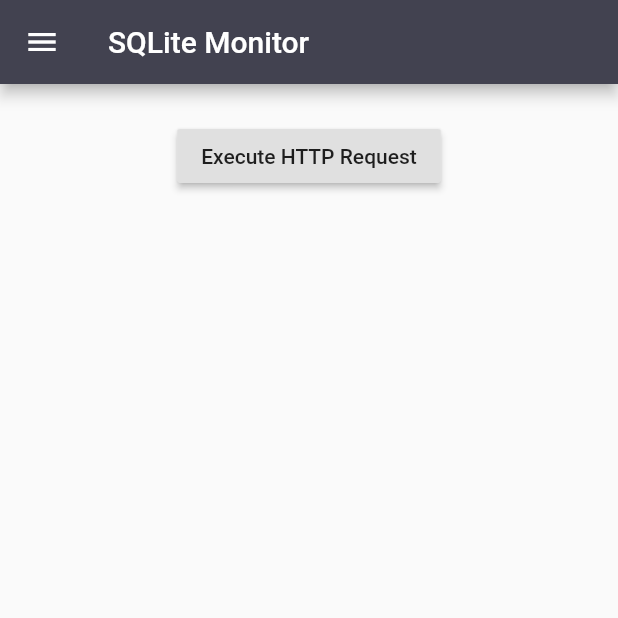
After one commit to appspector/sample-flutter-app, a Flutter app: the HttpMonitorPage screen opened by its route, after a tap on "Execute HTTP Request", on a phone screen of 412 x 824 dp, the top half of it. The commit adds this screen. Run offline on Flutter 3.47's test engine with Material 2 defaults, Android fonts, the phone set to English and light mode, and no system bars; our stand-ins replace sqflite; accounts and stored records are empty; network calls fail.

Commit message:
Add HttpMonitorPage

```diff
--- a/lib/app_drawer.dart
+++ b/lib/app_drawer.dart
@@ -21,6 +21,11 @@ class SampleAppDrawer extends StatelessWidget {
           onTap: () =>
               Navigator.pushReplacementNamed(context, Routes.SQLiteMonitorPage),
         ),
+        ListTile(
+          title: Text("Http Monitor"),
+          onTap: () =>
+              Navigator.pushReplacementNamed(context, Routes.HttpMonitorPage),
+        ),
       ],
     ));
   }
--- /dev/null
+++ b/lib/http_page.dart
@@ -0,0 +1,60 @@
+import 'package:flutter/material.dart';
+import 'app_drawer.dart';
+import 'package:http/http.dart' as http;
+
+class HttpMonitorPage extends StatefulWidget {
+  @override
+  State<StatefulWidget> createState() => HttpMonitorPageState();
+}
+
+class HttpMonitorPageState extends State<HttpMonitorPage> {
+
+  final _url = "https://google.com";
+  int _statusCode;
+  int _requestDuration;
+
+  @override
+  Widget build(BuildContext context) {
+    return Scaffold(
+        appBar: AppBar(
+          title: Text("SQLite Monitor"),
+        ),
+        drawer: SampleAppDrawer(),
+        body: Padding(
+            padding: EdgeInsets.symmetric(horizontal: 15.0),
+            child: Column(
+              children: <Widget>[
+                Container(
+                    alignment: Alignment.center,
+                    margin: EdgeInsets.only(top: 24.0),
+                    child: RaisedButton(
+                        child: Text("Execute HTTP Request"),
+                        onPressed: _executeHttpRequest)),
+                Container(
+                  margin: EdgeInsets.only(top: 24.0),
+                  child: Text(_statusCode == null ? "" : "Request finished with code: $_statusCode"),
+                ),
+                Container(
+                  margin: EdgeInsets.only(top: 24.0),
+                  child: Text(_requestDuration == null ? "" : "$_requestDuration ms"),
+                )
+              ],
+            )));
+  }
+
+  _executeHttpRequest() {
+    debugPrint("Executing HTTP request");
+    Stopwatch stopwatch = Stopwatch()..start();
+    http.get(_url).then((result) {
+      _onHttpResponse(result, stopwatch.elapsedMilliseconds);
+      stopwatch.stop();
+    });
+  }
+
+  _onHttpResponse(http.Response result, int requestDuration) {
+    setState(() {
+      _statusCode = result.statusCode;
+      _requestDuration = requestDuration;
+    });
+  }
+}
--- a/lib/main.dart
+++ b/lib/main.dart
@@ -1,8 +1,10 @@
 import 'package:flutter/material.dart';
 import 'routes.dart';
 import 'sqlite_page.dart';
+import 'http_page.dart';
 import 'main_page.dart';
 import 'color.dart';
+
 
 void main() => runApp(MyApp());
 
@@ -26,6 +28,7 @@ class MyApp extends StatelessWidget {
       home: MyHomePage(title: 'Flutter Demo Home Page'),
       routes: {
         Routes.SQLiteMonitorPage: (BuildContext context) => SQLitePage(),
+        Routes.HttpMonitorPage: (BuildContext context) => HttpMonitorPage(),
       },
     );
   }
--- a/lib/routes.dart
+++ b/lib/routes.dart
@@ -1,4 +1,5 @@
 class Routes {
   static const MainPage = "/";
   static const SQLiteMonitorPage = "/sqlite_monitor_page";
+  static const HttpMonitorPage = "/http_monitor_page";
 }
--- a/pubspec.yaml
+++ b/pubspec.yaml
@@ -10,6 +10,7 @@ dependencies:
   cupertino_icons: ^0.1.2
   sqflite: any
   path_provider: '>=0.4.1'
+  http: '0.12.0'
 
 dev_dependencies:
   flutter_test:
```
Also changed, not shown: pubspec.lock.
